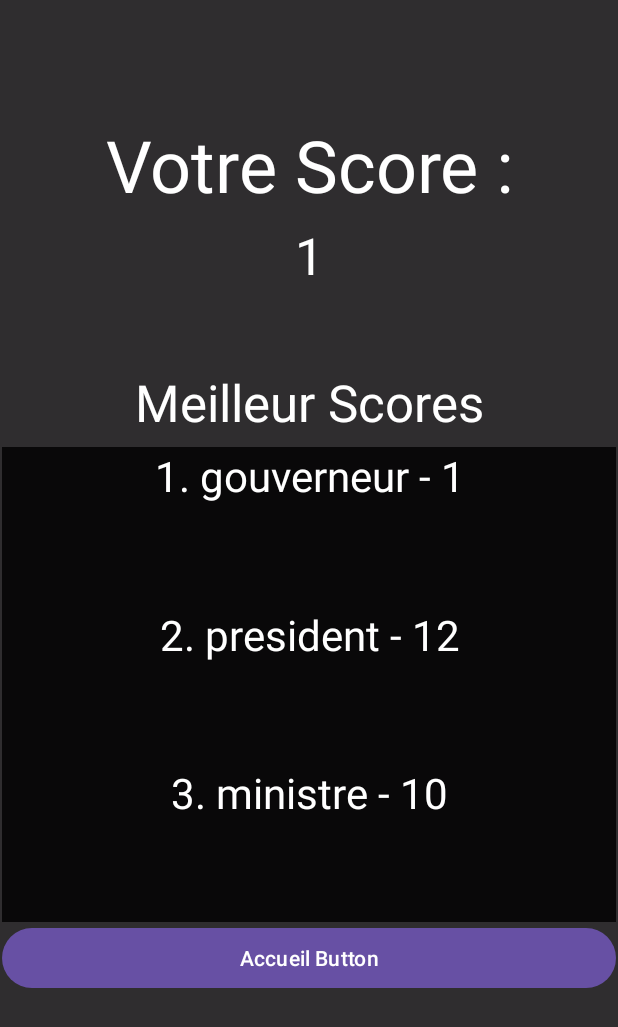
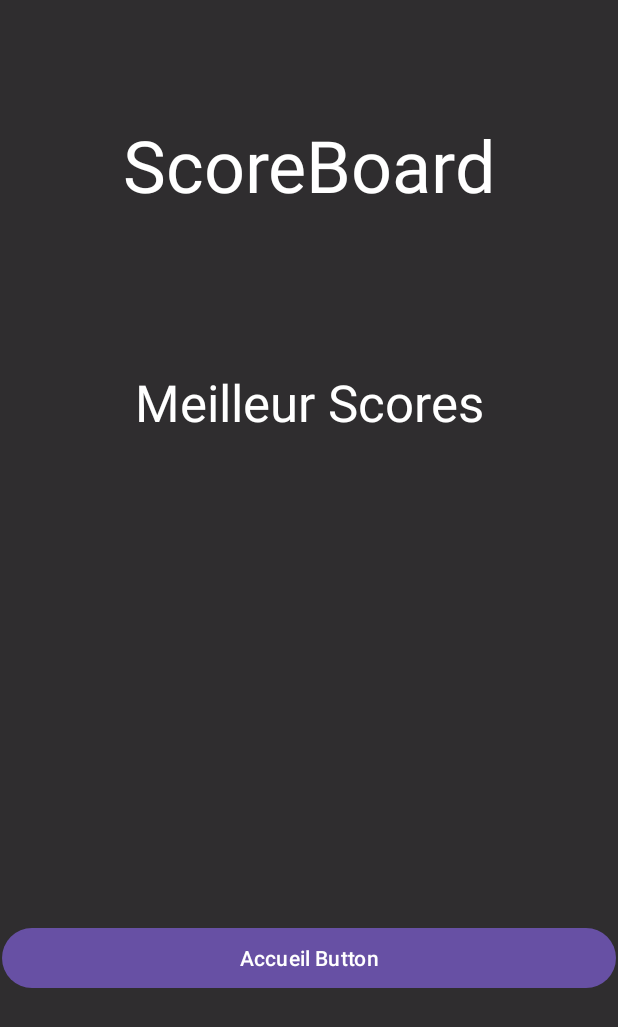
Before and after one commit to Tmalinge/Color_tiles, an Android app: the ScorePage screen opened directly, with no data from a screen before it, on a phone screen of 412 x 824 dp. Shown: the top 1027 px of the screen. Run offline under Robolectric (Android 15) with nearby library versions, the phone set to English and light mode, and no system bars.

Commit message:
Scorebord done (fix ranking),button select lvl => score fix, and need to fix generation tiles

```diff
--- a/app/src/main/AndroidManifest.xml
+++ b/app/src/main/AndroidManifest.xml
@@ -12,6 +12,11 @@
         android:supportsRtl="true"
         android:theme="@style/Theme.Color_tiles"
         tools:targetApi="31">
+        <service
+            android:name=".MyTimeService"
+            android:enabled="true"
+            android:exported="true"></service>
+
         <activity
             android:name=".ScorePage"
             android:exported="false" />
--- a/app/src/main/java/com/example/color_tiles/Fragment_Nom_Score.java
+++ b/app/src/main/java/com/example/color_tiles/Fragment_Nom_Score.java
@@ -18,22 +18,18 @@ public class Fragment_Nom_Score extends Fragment {
 
     private FragmentNomScoreBinding binding;
     private static final String ARG_POSITION = "position";
-    private static final String ARG_NOM = "nom";
     private static final String ARG_SCORE = "score";
-
     private int position;
-    private String nom;
     private int score;
 
     public Fragment_Nom_Score() {
         // Required empty public constructor
     }
 
-    public static Fragment_Nom_Score newInstance(int position, String nom, int score) {
+    public static Fragment_Nom_Score newInstance(int position, int score) {
         Fragment_Nom_Score fragment = new Fragment_Nom_Score();
         Bundle args = new Bundle();
         args.putInt(ARG_POSITION, position);
-        args.putString(ARG_NOM, nom);
         args.putInt(ARG_SCORE, score);
         fragment.setArguments(args);
         return fragment;
@@ -44,7 +40,6 @@ public class Fragment_Nom_Score extends Fragment {
         super.onCreate(savedInstanceState);
         if (getArguments() != null) {
             position = getArguments().getInt(ARG_POSITION);
-            nom = getArguments().getString(ARG_NOM);
             score = getArguments().getInt(ARG_SCORE);
         }
     }
@@ -53,7 +48,7 @@ public class Fragment_Nom_Score extends Fragment {
     public View onCreateView(LayoutInflater inflater, ViewGroup container,
                              Bundle savedInstanceState) {
         binding = FragmentNomScoreBinding.inflate(inflater, container, false);
-        binding.textViewScore.setText(position + ". " + nom + " - " + score);
+        binding.textViewScore.setText(position + " - " + score);
         return binding.getRoot();
     }
 }
--- a/app/src/main/java/com/example/color_tiles/MainActivity.java
+++ b/app/src/main/java/com/example/color_tiles/MainActivity.java
@@ -13,6 +13,7 @@ import androidx.core.view.WindowInsetsCompat;
 import com.example.color_tiles.databinding.ActivityMainBinding;
 
 public class MainActivity extends AppCompatActivity {
+
 
     private ActivityMainBinding binding;
     @Override
--- a/app/src/main/java/com/example/color_tiles/ScorePage.java
+++ b/app/src/main/java/com/example/color_tiles/ScorePage.java
@@ -15,6 +15,10 @@ import java.util.List;
 public class ScorePage extends AppCompatActivity {
     private ActivityScorePageBinding binding;
     private List<Fragment_Nom_Score> fragments;
+    private static int score1=0;
+    private static int score2=0;
+    private static int score3=0;
+
 
 
     @Override
@@ -24,13 +28,33 @@ public class ScorePage extends AppCompatActivity {
         setContentView(binding.getRoot());
         //get score
         Intent intent = getIntent();
-        int score1=intent.getIntExtra("VALUE",1);
-        binding.votreNomTextView.setText(String.valueOf(score1));
+        int scorePlayed= (int) intent.getDoubleExtra("score",0);
+        if(scorePlayed==0){
+            binding.votreNomTextView.setText("");
+        }
+        else{
+            binding.votreNomTextView.setText(String.valueOf(scorePlayed));
+        }
+
         fragments = new ArrayList<>();
-        // Need to change
-        fragments.add(Fragment_Nom_Score.newInstance(1,"gouverneur",score1));
-        fragments.add(Fragment_Nom_Score.newInstance(2,"president",12));
-        fragments.add(Fragment_Nom_Score.newInstance(3,"ministre",10));
+
+        // Ranking
+        if(scorePlayed>score3){
+            score3 = scorePlayed;
+        }
+        if(score3>=score2){
+            int save=score2;
+            score2=score3;
+            score3=save;
+        }
+        if(score2>=score1){
+            int save=score1;
+            score1=score2;
+            score2=save;
+        }
+        if(score1!=0) fragments.add(Fragment_Nom_Score.newInstance(1,score1));
+        if(score2!=0) fragments.add(Fragment_Nom_Score.newInstance(2,score2));
+        if(score3!=0) fragments.add(Fragment_Nom_Score.newInstance(3,score3));
         FragmentTransaction ft = getSupportFragmentManager().beginTransaction();
         for(Fragment_Nom_Score frag : fragments) {
             ft.add(R.id.FragLayout,frag);
--- a/app/src/main/java/com/example/color_tiles/Selector_page.java
+++ b/app/src/main/java/com/example/color_tiles/Selector_page.java
@@ -140,6 +140,12 @@ public class Selector_page extends AppCompatActivity {
                 startActivity(intent);
             }
         });
+        binding.imageButton7.setOnClickListener(new View.OnClickListener() {
+            public void onClick(View v) {
+                Intent intent = new Intent(Selector_page.this, ScorePage.class);
+                startActivity(intent);
+            }
+        });
         binding.imageButton9.setOnClickListener(new View.OnClickListener() {
             @Override
             public void onClick(View v) {
--- a/app/src/main/res/layout/activity_score_page.xml
+++ b/app/src/main/res/layout/activity_score_page.xml
@@ -20,10 +20,10 @@
             android:layout_height="30dp" />
 
         <TextView
-            android:id="@+id/textView5"
+            android:id="@+id/textTime"
             android:layout_width="match_parent"
             android:layout_height="wrap_content"
-            android:text="Votre Score :"
+            android:text="ScoreBoard"
             android:textAlignment="center"
             android:textColor="#FFFFFF"
             android:textSize="48sp" />
```
Also changed, not shown: app/src/main/java/com/example/color_tiles/ActivityGame.java (+50 -14 lines), app/src/main/java/com/example/color_tiles/MyTimeService.java (added, +38 -0 lines), app/src/main/res/layout/activity_game.xml (+2 -12 lines), app/src/main/res/drawable/logobluered.png (added).
